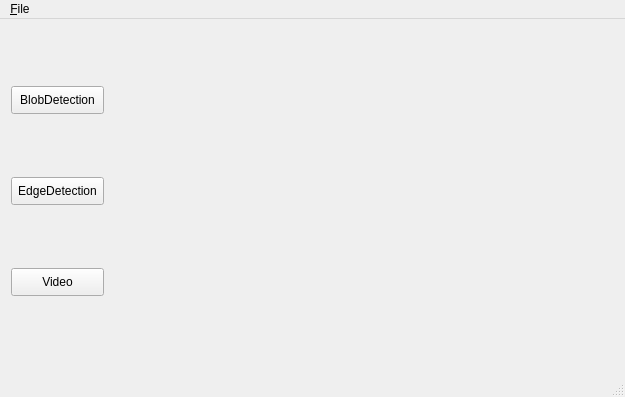
This is MainWindow_Gui.ui in lexma1412/PyOpencv_Gui as Qt 5 draws it before an edit. The edited form follows.
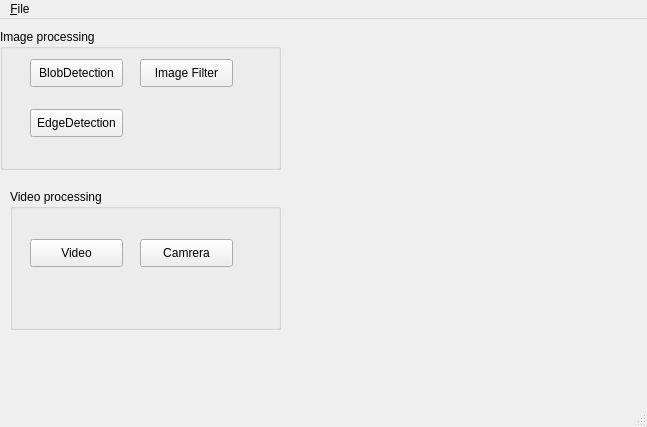
This is the edited form.

Commit message: Add Image Filter Author: Duc Le Description: - 1st version demonstrate Image Filter and show in GUI - Update some points

What changed in the file:
```diff
--- a/MainWindow_Gui.ui
+++ b/MainWindow_Gui.ui
@@ -6,32 +6,31 @@
    <rect>
     <x>0</x>
     <y>0</y>
-    <width>625</width>
-    <height>397</height>
+    <width>647</width>
+    <height>427</height>
    </rect>
   </property>
   <property name="windowTitle">
    <string>MainWindow</string>
   </property>
   <widget class="QWidget" name="centralwidget">
-   <widget class="QPushButton" name="Called_BlobDetection">
+   <widget class="QGroupBox" name="groupBox">
     <property name="geometry">
      <rect>
-      <x>11</x>
-      <y>67</y>
-      <width>93</width>
-      <height>28</height>
+      <x>10</x>
+      <y>170</y>
+      <width>271</width>
+      <height>141</height>
      </rect>
     </property>
-    <property name="text">
-     <string>BlobDetection</string>
+    <property name="title">
+     <string>Video processing</string>
     </property>
-   </widget>
    <widget class="QPushButton" name="Called_Video">
     <property name="geometry">
      <rect>
-      <x>11</x>
-      <y>249</y>
+       <x>20</x>
+       <y>50</y>
       <width>93</width>
       <height>28</height>
      </rect>
@@ -40,11 +39,37 @@
      <string>Video</string>
     </property>
    </widget>
+    <widget class="QPushButton" name="Called_ImageFilter_2">
+     <property name="geometry">
+      <rect>
+       <x>130</x>
+       <y>50</y>
+       <width>93</width>
+       <height>28</height>
+      </rect>
+     </property>
+     <property name="text">
+      <string>Camrera</string>
+     </property>
+    </widget>
+   </widget>
+   <widget class="QGroupBox" name="groupBox_2">
+    <property name="geometry">
+     <rect>
+      <x>0</x>
+      <y>10</y>
+      <width>281</width>
+      <height>141</height>
+     </rect>
+    </property>
+    <property name="title">
+     <string>Image processing</string>
+    </property>
    <widget class="QPushButton" name="Called_EdgeDetection">
     <property name="geometry">
      <rect>
-      <x>11</x>
-      <y>158</y>
+       <x>30</x>
+       <y>80</y>
       <width>93</width>
       <height>28</height>
      </rect>
@@ -53,13 +78,40 @@
      <string>EdgeDetection</string>
     </property>
    </widget>
+    <widget class="QPushButton" name="Called_BlobDetection">
+     <property name="geometry">
+      <rect>
+       <x>30</x>
+       <y>30</y>
+       <width>93</width>
+       <height>28</height>
+      </rect>
+     </property>
+     <property name="text">
+      <string>BlobDetection</string>
+     </property>
+    </widget>
+    <widget class="QPushButton" name="Called_ImageFilter">
+     <property name="geometry">
+      <rect>
+       <x>140</x>
+       <y>30</y>
+       <width>93</width>
+       <height>28</height>
+      </rect>
+     </property>
+     <property name="text">
+      <string>Image Filter</string>
+     </property>
+    </widget>
+   </widget>
   </widget>
   <widget class="QMenuBar" name="menubar">
    <property name="geometry">
     <rect>
      <x>0</x>
      <y>0</y>
-     <width>625</width>
+     <width>647</width>
      <height>26</height>
     </rect>
    </property>
```
Lines whose indentation alone changed are shown as unchanged. The commit also changes 14 other files.
